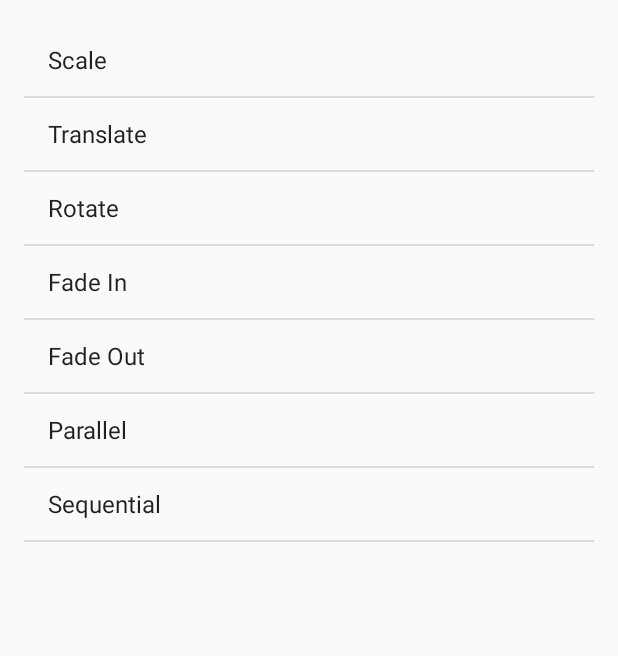
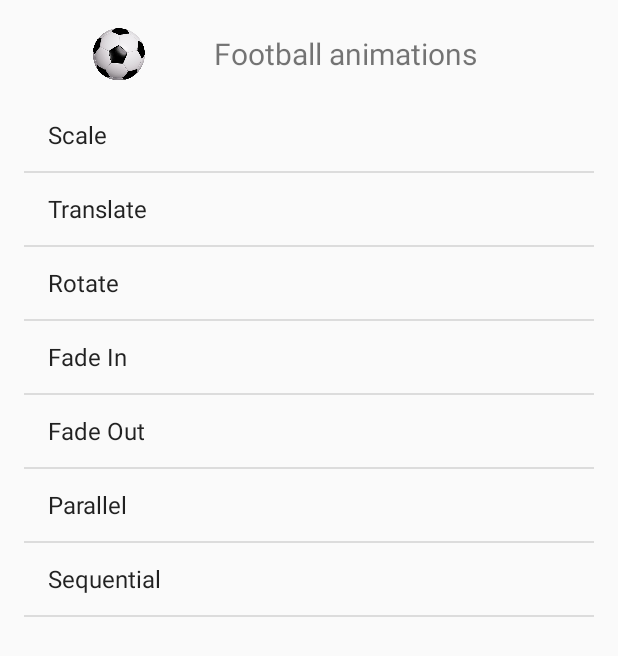
Before and after one commit to AmitaAndroid/animationList, an Android app: the screen it shows after launch (MainActivity), on a phone screen of 412 x 824 dp. Shown: the top 656 px of the screen. Run offline under Robolectric (Android 15) with nearby library versions, the phone set to English and light mode, and no system bars.

Commit message:
For football+ interpolator

```diff
--- a/AnimationList/app/src/main/AndroidManifest.xml
+++ b/AnimationList/app/src/main/AndroidManifest.xml
@@ -19,6 +19,7 @@
             android:name=".AnimationActivity"
             android:label="@string/title_activity_animation"
             android:theme="@style/AppTheme.NoActionBar"></activity>
+        <activity android:name=".FootballActivity"></activity>
     </application>
 
 </manifest>
--- a/AnimationList/app/src/main/res/layout/activity_main.xml
+++ b/AnimationList/app/src/main/res/layout/activity_main.xml
@@ -8,10 +8,29 @@
     android:paddingRight="@dimen/activity_horizontal_margin"
     android:paddingTop="@dimen/activity_vertical_margin"
     tools:context="com.practice.animaionlist.MainActivity">
-
+<LinearLayout
+    android:id="@+id/football_layout"
+    android:layout_width="match_parent"
+    android:layout_height="wrap_content"
+    android:weightSum="3">
+    <ImageView
+        android:layout_width="0dp"
+        android:layout_height="40dp"
+        android:layout_weight="1"
+        android:src="@drawable/football"/>
+    <TextView
+        android:layout_width="0dp"
+        android:layout_height="wrap_content"
+        android:layout_gravity="center"
+        android:layout_weight="2"
+        android:text="Football animations"
+        android:textSize="20dp"/>
+</LinearLayout>
     <ListView
         android:id="@+id/list_animation"
         android:layout_width="match_parent"
-        android:layout_height="match_parent">
+        android:layout_height="match_parent"
+        android:layout_marginTop="10dp"
+        android:layout_below="@+id/football_layout">
     </ListView>
 </RelativeLayout>
```
Also changed, not shown: AnimationList/app/src/main/java/com/practice/animaionlist/AnimationActivity.java (+12 -84 lines), AnimationList/app/src/main/java/com/practice/animaionlist/FootballActivity.java (added, +36 -0 lines), AnimationList/app/src/main/java/com/practice/animaionlist/MainActivity.java (+40 -1 lines), AnimationList/app/src/main/res/anim/anticipate_interpolator_eg.xml (added, +8 -0 lines), AnimationList/app/src/main/res/anim/anticipate_overdose_eg.xml (added, +8 -0 lines), AnimationList/app/src/main/res/layout/activity_football.xml (added, +13 -0 lines), AnimationList/app/src/main/res/layout/football_animation_list.xml (added, +9 -0 lines), AnimationList/app/src/main/res/drawable/football.png (added).
